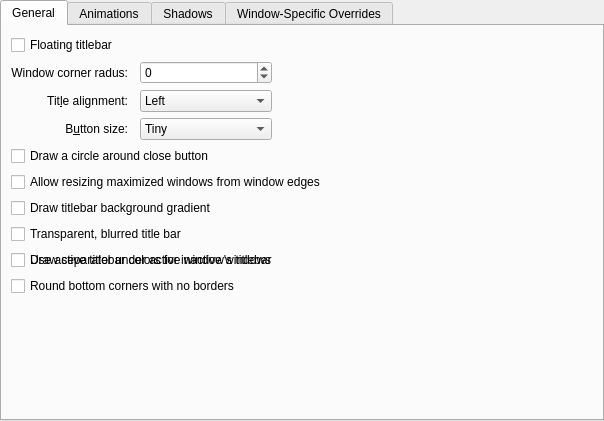
First picture: the form in kdecoration/config/ui/darklyconfigurationui.ui, repository DeltaCopy/Darkly, before the edit.
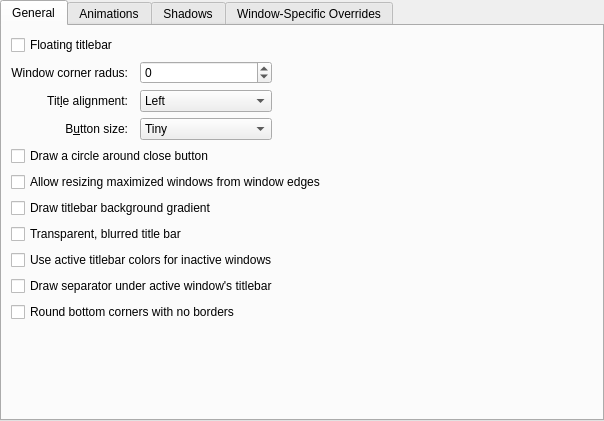
Second picture: the form after the edit. Custom widgets are drawn as their Qt base class.

Commit message:
fix(kdecoration): prevent overlapping config options
- keep the new titlebar options on consecutive rows
- shift the existing separator and rounded-corner options down

Patch:
```diff
--- a/kdecoration/config/ui/darklyconfigurationui.ui
+++ b/kdecoration/config/ui/darklyconfigurationui.ui
@@ -66,14 +66,14 @@
          </item>
         </widget>
        </item>
-       <item row="9" column="1" colspan="3">
+       <item row="10" column="1" colspan="3">
         <widget class="QCheckBox" name="roundedCorners">
          <property name="text">
           <string>Round bottom corners with no borders</string>
          </property>
         </widget>
        </item>
-       <item row="8" column="1" colspan="4">
+       <item row="9" column="1" colspan="4">
         <widget class="QCheckBox" name="drawTitleBarSeparator">
          <property name="text">
           <string>Draw separator under active window's titlebar</string>
```
